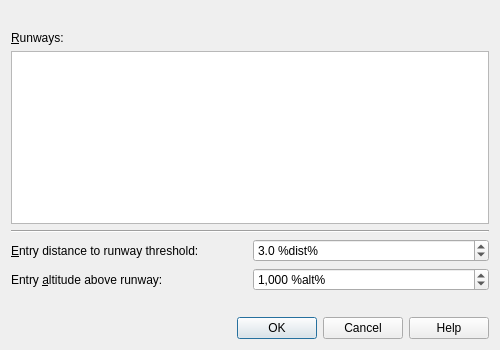
The window that src/route/customproceduredialog.ui (albar965/littlenavmap) describes before a commit, drawn with Qt 5.
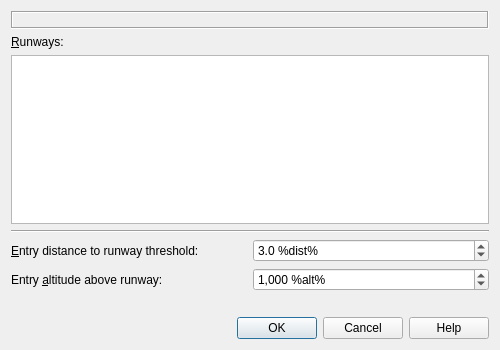
The same window after the commit.

```diff
--- a/src/route/customproceduredialog.ui
+++ b/src/route/customproceduredialog.ui
@@ -16,9 +16,18 @@
   <layout class="QGridLayout" name="gridLayout">
    <item row="0" column="0" colspan="2">
     <widget class="QLabel" name="labelCustomProcAirport">
+     <property name="frameShape">
+      <enum>QFrame::Box</enum>
+     </property>
+     <property name="frameShadow">
+      <enum>QFrame::Sunken</enum>
+     </property>
      <property name="text">
       <string/>
      </property>
+     <property name="margin">
+      <number>5</number>
+     </property>
      <property name="textInteractionFlags">
       <set>Qt::LinksAccessibleByMouse|Qt::TextSelectableByMouse</set>
      </property>
```
